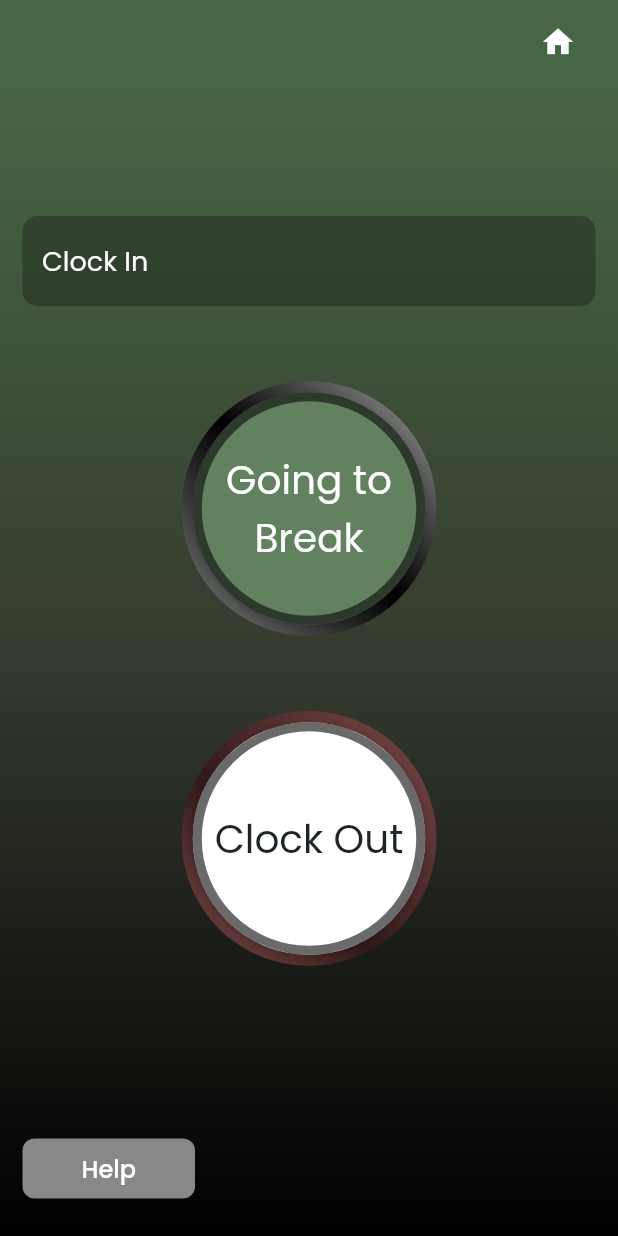
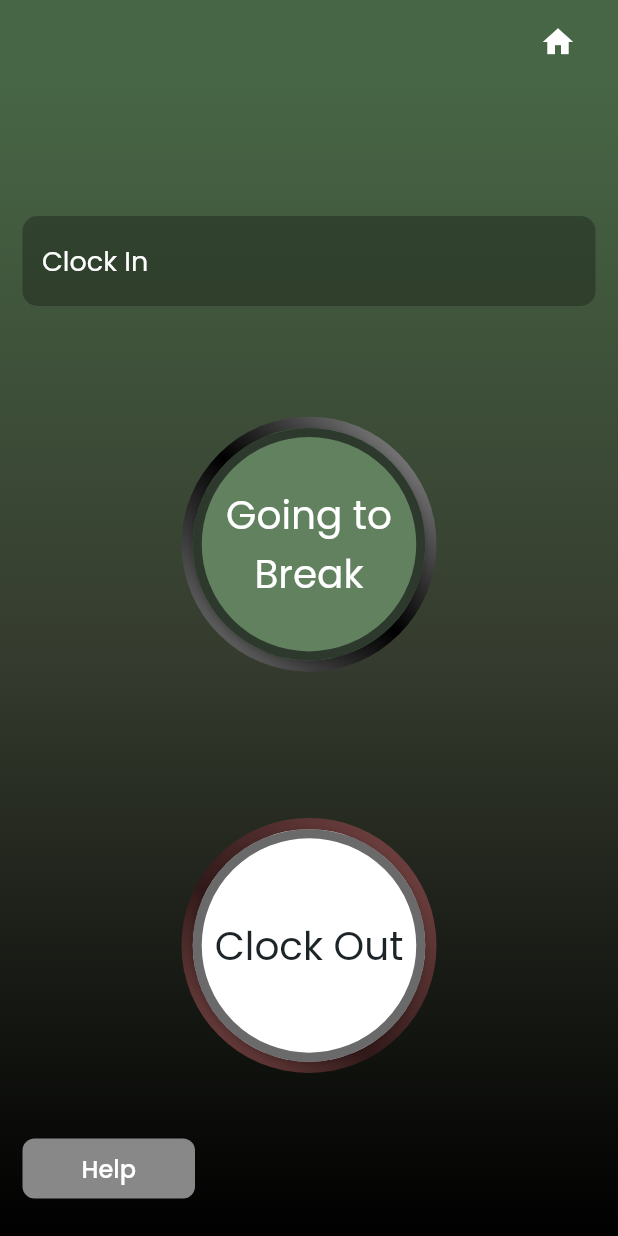
Before and after one commit to naumanbashir70/Elegant_emplopyee, a Flutter app: the T4JobClockedInWidget screen opened by its route, on a phone screen of 412 x 824 dp. Run offline on Flutter 3.47's test engine with Material 3 defaults, Android fonts, the phone set to English and light mode, and no system bars; drawn by our look-alikes of auto_size_text; our stand-ins replace csv, dropdown_button2, equatable, file_picker, flutter_animate, flutter_secure_storage and 13 more; missing offline and left inert: json_path, map_launcher, mime_type; accounts and stored records are empty; network calls fail.

Commit message:
Updating to latest FlutterFlow output.

```diff
--- a/lib/backend/api_requests/api_calls.dart
+++ b/lib/backend/api_requests/api_calls.dart
@@ -943,7 +943,7 @@ class BreakOutCall {
   }) async {
     return ApiManager.instance.makeApiCall(
       callName: 'BreakOut',
-      apiUrl: 'http://18.141.200.126/employee-app-api//break-out',
+      apiUrl: 'http://18.141.200.126/employee-app-api/break-out',
       callType: ApiCallType.GET,
       headers: {},
       params: {
--- a/lib/components/t_1_enter_pin_g_t_b/t1_enter_pin_g_t_b_model.dart
+++ b/lib/components/t_1_enter_pin_g_t_b/t1_enter_pin_g_t_b_model.dart
@@ -11,7 +11,7 @@ class T1EnterPinGTBModel extends FlutterFlowModel<T1EnterPinGTBWidget> {
   FocusNode? pinCodeFocusNode;
   String? Function(BuildContext, String?)? pinCodeControllerValidator;
   // Stores action output result for [Backend Call - API (BreakOut)] action in Container widget.
-  ApiCallResponse? breakout;
+  ApiCallResponse? breakOut;
 
   @override
   void initState(BuildContext context) {
--- a/lib/reset/reset_widget.dart
+++ b/lib/reset/reset_widget.dart
@@ -243,6 +243,11 @@ class _ResetWidgetState extends State<ResetWidget> {
                       activeColor: FlutterFlowTheme.of(context).primaryText,
                       inactiveColor: Colors.white,
                       selectedColor: Color(0xFFD2D2D2),
+                      activeFillColor: FlutterFlowTheme.of(context).primaryText,
+                      inactiveFillColor:
+                          FlutterFlowTheme.of(context).primaryText,
+                      selectedFillColor:
+                          FlutterFlowTheme.of(context).secondaryText,
                     ),
                     controller: _model.pinCodeController,
                     onChanged: (_) {},
--- a/lib/t_4_job_clocked_in/t4_job_clocked_in_widget.dart
+++ b/lib/t_4_job_clocked_in/t4_job_clocked_in_widget.dart
@@ -197,14 +197,14 @@ class _T4JobClockedInWidgetState extends State<T4JobClockedInWidget> {
                 Expanded(
                   child: Column(
                     mainAxisSize: MainAxisSize.max,
-                    mainAxisAlignment: MainAxisAlignment.spaceBetween,
+                    mainAxisAlignment: MainAxisAlignment.spaceEvenly,
                     children: [
                       Align(
                         alignment: AlignmentDirectional(0.0, -1.0),
                         child: Builder(
                           builder: (context) => Padding(
                             padding: EdgeInsetsDirectional.fromSTEB(
-                                10.0, 50.0, 10.0, 0.0),
+                                10.0, 30.0, 10.0, 0.0),
                             child: InkWell(
                               splashColor: Colors.transparent,
                               focusColor: Colors.transparent,
@@ -349,8 +349,7 @@ class _T4JobClockedInWidgetState extends State<T4JobClockedInWidget> {
                           ),
                         ),
                       ),
-                      Expanded(
-                        child: Align(
+                      Align(
                         alignment: AlignmentDirectional(0.0, -1.0),
                         child: Padding(
                           padding: EdgeInsetsDirectional.fromSTEB(
@@ -394,19 +393,16 @@ class _T4JobClockedInWidgetState extends State<T4JobClockedInWidget> {
                                       },
                                     );
                                   } else {
-                                      ScaffoldMessenger.of(context)
-                                          .showSnackBar(
+                                    ScaffoldMessenger.of(context).showSnackBar(
                                       SnackBar(
                                         content: Text(
                                           'API Status Error',
                                           style: TextStyle(
-                                              color:
-                                                  FlutterFlowTheme.of(context)
+                                            color: FlutterFlowTheme.of(context)
                                                 .primaryText,
                                           ),
                                         ),
-                                          duration:
-                                              Duration(milliseconds: 4000),
+                                        duration: Duration(milliseconds: 4000),
                                         backgroundColor:
                                             FlutterFlowTheme.of(context)
                                                 .secondary,
@@ -457,8 +453,7 @@ class _T4JobClockedInWidgetState extends State<T4JobClockedInWidget> {
                                           width: 6.0,
                                         ),
                                       ),
-                                        alignment:
-                                            AlignmentDirectional(0.0, 0.0),
+                                      alignment: AlignmentDirectional(0.0, 0.0),
                                       child: Align(
                                         alignment:
                                             AlignmentDirectional(0.0, 0.0),
@@ -471,28 +466,23 @@ class _T4JobClockedInWidgetState extends State<T4JobClockedInWidget> {
                                               alignment: AlignmentDirectional(
                                                   0.0, 0.0),
                                               child: Row(
-                                                  mainAxisSize:
-                                                      MainAxisSize.max,
+                                                mainAxisSize: MainAxisSize.max,
                                                 mainAxisAlignment:
                                                     MainAxisAlignment.center,
                                                 children: [
                                                   Text(
                                                     'Clock Out',
-                                                      textAlign:
-                                                          TextAlign.center,
-                                                      style:
-                                                          FlutterFlowTheme.of(
+                                                    textAlign: TextAlign.center,
+                                                    style: FlutterFlowTheme.of(
                                                             context)
                                                         .bodyMedium
                                                         .override(
-                                                                fontFamily:
-                                                                    'Poppins',
-                                                                color: FlutterFlowTheme.of(
-                                                                        context)
+                                                          fontFamily: 'Poppins',
+                                                          color: FlutterFlowTheme
+                                                                  .of(context)
                                                               .primaryBackground,
                                                           fontSize: 26.0,
-                                                                letterSpacing:
-                                                                    0.0,
+                                                          letterSpacing: 0.0,
                                                         ),
                                                   ),
                                                 ],
@@ -509,8 +499,7 @@ class _T4JobClockedInWidgetState extends State<T4JobClockedInWidget> {
                           ),
                         ),
                       ),
-                      ),
-                    ].divide(SizedBox(height: 50.0)),
+                    ].divide(SizedBox(height: 10.0)),
                   ),
                 ),
                 Align(
--- a/lib/t_5_return_from_break/t5_return_from_break_widget.dart
+++ b/lib/t_5_return_from_break/t5_return_from_break_widget.dart
@@ -297,7 +297,7 @@ class _T5ReturnFromBreakWidgetState extends State<T5ReturnFromBreakWidget> {
                                         ),
                                   ),
                                   Text(
-                                    FFAppState().BreakOutTime,
+                                    '11:00 am',
                                     style: FlutterFlowTheme.of(context)
                                         .titleMedium
                                         .override(
--- a/lib/t_6_clock_out/t6_clock_out_widget.dart
+++ b/lib/t_6_clock_out/t6_clock_out_widget.dart
@@ -156,7 +156,7 @@ class _T6ClockOutWidgetState extends State<T6ClockOutWidget> {
                         EdgeInsetsDirectional.fromSTEB(15.0, 20.0, 15.0, 0.0),
                     child: Container(
                       width: double.infinity,
-                      height: 150.0,
+                      height: 155.0,
                       decoration: BoxDecoration(
                         color: Color(0x45000000),
                         borderRadius: BorderRadius.circular(10.0),
@@ -319,13 +319,15 @@ class _T6ClockOutWidgetState extends State<T6ClockOutWidget> {
                                           letterSpacing: 0.0,
                                         ),
                                   ),
-                                  Text(
+                                  Flexible(
+                                    child: Text(
                                       FFAppState().BreakInTime,
                                       style: FlutterFlowTheme.of(context)
                                           .titleMedium
                                           .override(
                                             fontFamily: 'Poppins',
                                             letterSpacing: 0.0,
+                                          ),
                                     ),
                                   ),
                                 ],
```
Also changed, not shown: lib/components/t_1_enter_pin_g_t_b/t1_enter_pin_g_t_b_widget.dart (+8 -9 lines), lib/t_2_clock_in/t2_clock_in_widget.dart (+8 -5 lines), lib/t_3_job_clock_in/t3_job_clock_in_widget.dart (+4 -4 lines). Lines whose indentation alone changed are shown as unchanged.
